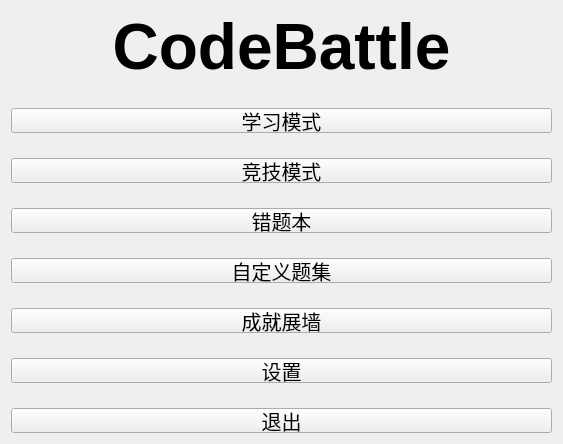
Before: the Qt Designer form app/mainmenupage.ui in kasumi-toyama-official/Practice-of-Programming-Final-Project, drawn with Qt 5.
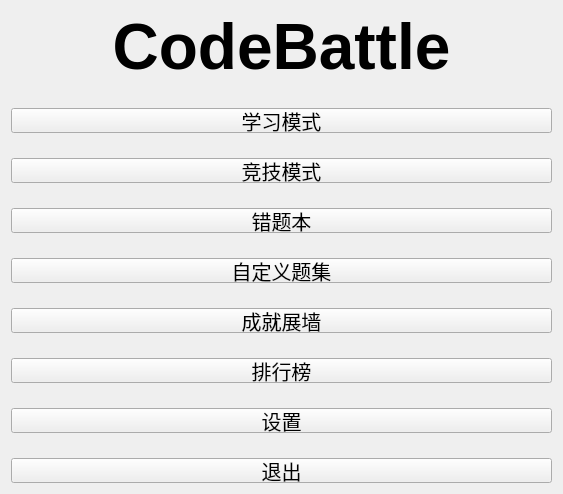
After: the same form once the commit is applied.

Commit message: feat: 新增排行榜页面，补充 chapter1~8 代码补全题库，修复 Qt & 转义问题

What changed in the file:
```diff
--- a/app/mainmenupage.ui
+++ b/app/mainmenupage.ui
@@ -158,6 +158,30 @@
        </property>
       </widget>
      </item>
+     <item>
+      <widget class="QPushButton" name="btn_ranking">
+       <property name="sizePolicy">
+        <sizepolicy hsizetype="Expanding" vsizetype="Fixed">
+         <horstretch>0</horstretch>
+         <verstretch>0</verstretch>
+        </sizepolicy>
+       </property>
+       <property name="minimumSize">
+        <size>
+         <width>0</width>
+         <height>25</height>
+        </size>
+       </property>
+       <property name="font">
+        <font>
+         <pointsize>15</pointsize>
+        </font>
+       </property>
+       <property name="text">
+        <string>排行榜</string>
+       </property>
+      </widget>
+     </item>
      <item>
       <widget class="QPushButton" name="btn_settings">
        <property name="sizePolicy">
```
The commit also changes 18 other files.
